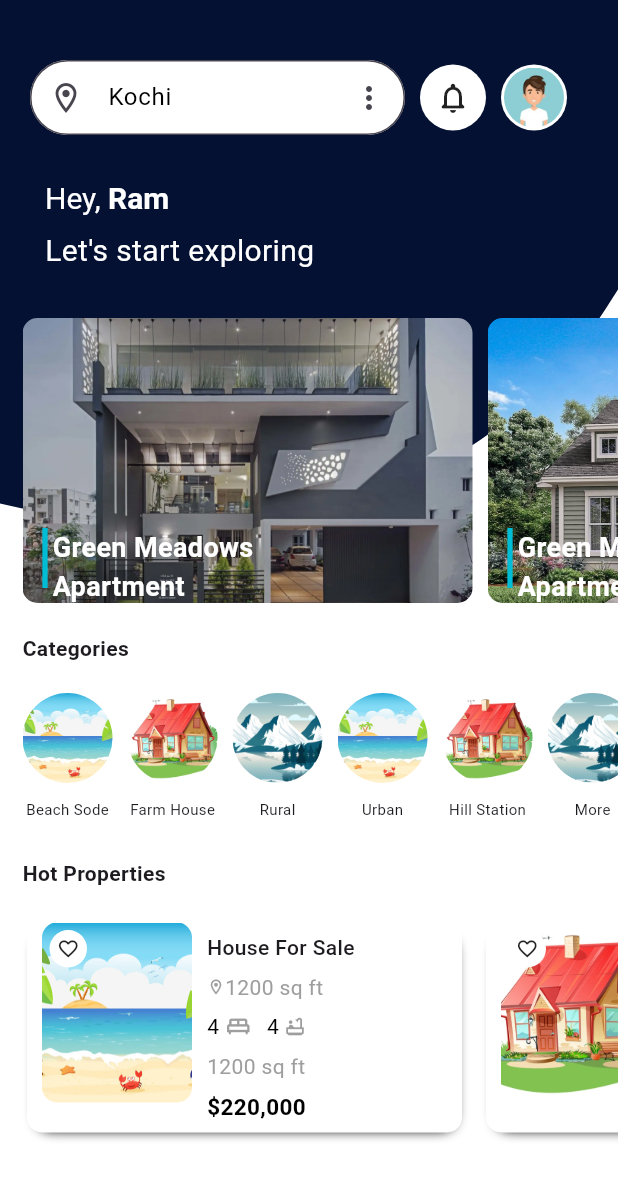
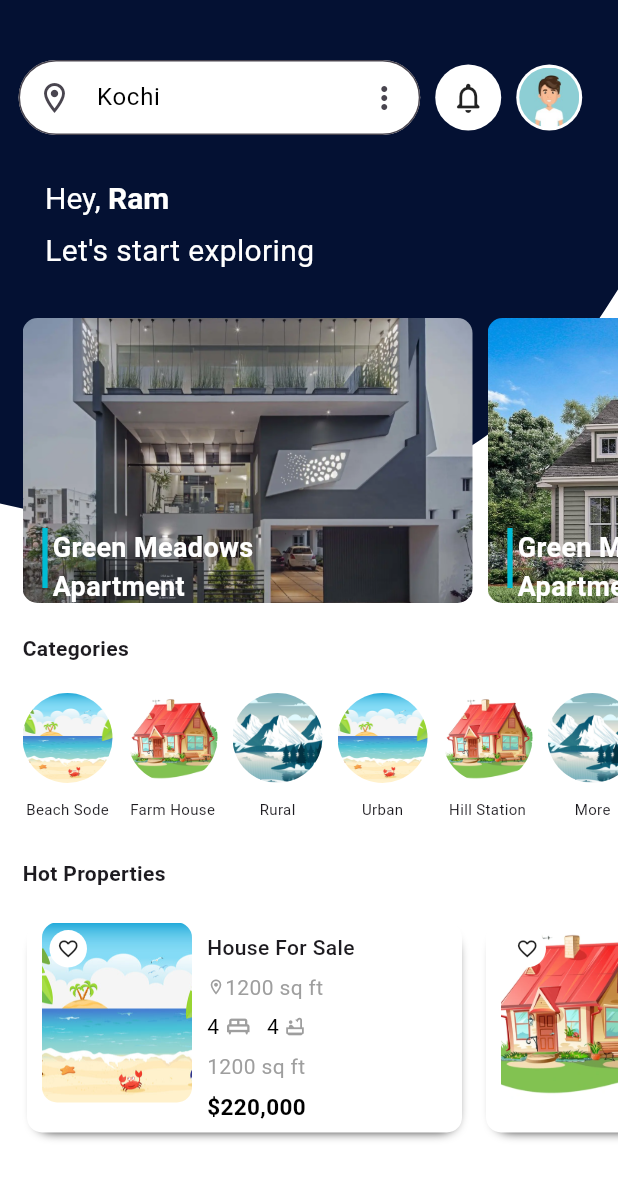
Before and after one commit to Goutham-Vinod/Machine-Test-Hotel-Booking-App-, a Flutter app: the HomePage screen opened directly, on a phone screen of 412 x 824 dp. Shown: the top 1179 px of the screen. Run offline on Flutter 3.47's test engine with Material 3 defaults, Android fonts, the phone set to English and light mode, and no system bars; our stand-ins replace persistent_bottom_nav_bar; missing offline and left inert: dart:ffi.

Commit message:
Update custom_app_bar.dart

```diff
--- a/lib/views/home_page/custom_app_bar.dart
+++ b/lib/views/home_page/custom_app_bar.dart
@@ -8,12 +8,14 @@ class CustomAppBar extends StatelessWidget {
 
   @override
   Widget build(BuildContext context) {
+    //to aasign 60% width of screen size
+    double width = MediaQuery.of(context).size.width;
     return Row(
       children: [
-        const SizedBox(width: 20),
+        SizedBox(width: width * 0.03),
         SizedBox(
           height: 50,
-          width: 250,
+          width: width * 0.65,
           child: TextField(
             decoration: InputDecoration(
                 prefixIcon: Icon(Icons.location_on_outlined),
```
